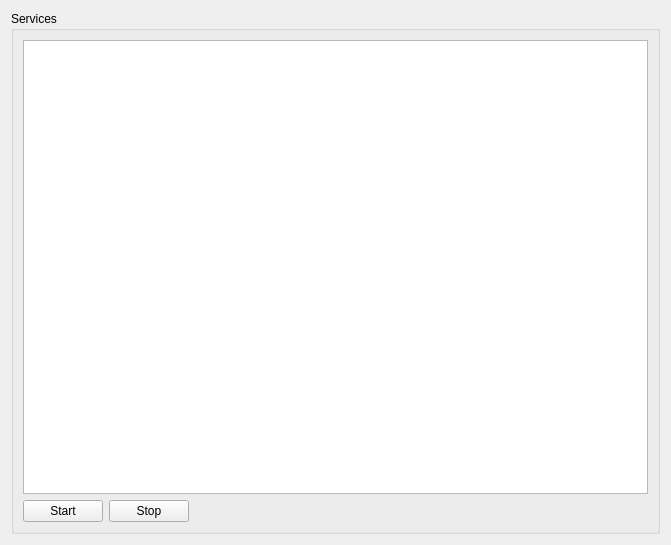
Above: branches/ahenk/2.0/beyza.ermis/ahenk/lider/lider/plugins/plugin_services/services.ui from pars-linux/uludag before the change. Below: the same form after it.
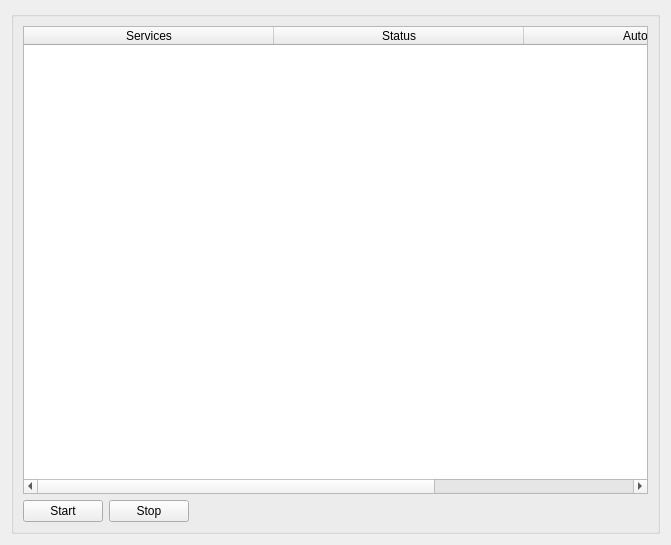
That is the form after the change. Icons and pictures are not drawn.

```diff
--- a/branches/ahenk/2.0/beyza.ermis/ahenk/lider/lider/plugins/plugin_services/services.ui
+++ b/branches/ahenk/2.0/beyza.ermis/ahenk/lider/lider/plugins/plugin_services/services.ui
@@ -21,20 +21,17 @@
    <item row="0" column="0" rowspan="2">
     <widget class="QGroupBox" name="groupBox">
      <property name="title">
-      <string>Services</string>
+      <string/>
      </property>
      <layout class="QGridLayout" name="gridLayout_8">
-      <item row="0" column="0" colspan="3">
-       <widget class="QListWidget" name="listServices"/>
-      </item>
-      <item row="2" column="0">
+      <item row="1" column="0">
        <widget class="QPushButton" name="pushStart">
         <property name="text">
          <string>Start</string>
         </property>
        </widget>
       </item>
-      <item row="2" column="2">
+      <item row="1" column="2">
        <spacer name="horizontalSpacer">
         <property name="orientation">
          <enum>Qt::Horizontal</enum>
@@ -47,13 +44,101 @@
         </property>
        </spacer>
       </item>
-      <item row="2" column="1">
+      <item row="1" column="1">
        <widget class="QPushButton" name="pushStop">
         <property name="text">
          <string>Stop</string>
         </property>
        </widget>
       </item>
+      <item row="0" column="0" colspan="3">
+       <widget class="QTableWidget" name="tableWidget">
+        <property name="minimumSize">
+         <size>
+          <width>500</width>
+          <height>50</height>
+         </size>
+        </property>
+        <property name="baseSize">
+         <size>
+          <width>0</width>
+          <height>0</height>
+         </size>
+        </property>
+        <property name="gridStyle">
+         <enum>Qt::SolidLine</enum>
+        </property>
+        <property name="sortingEnabled">
+         <bool>true</bool>
+        </property>
+        <property name="columnCount">
+         <number>3</number>
+        </property>
+        <attribute name="horizontalHeaderVisible">
+         <bool>true</bool>
+        </attribute>
+        <attribute name="horizontalHeaderCascadingSectionResizes">
+         <bool>true</bool>
+        </attribute>
+        <attribute name="horizontalHeaderDefaultSectionSize">
+         <number>250</number>
+        </attribute>
+        <attribute name="horizontalHeaderHighlightSections">
+         <bool>true</bool>
+        </attribute>
+        <attribute name="horizontalHeaderMinimumSectionSize">
+         <number>50</number>
+        </attribute>
+        <attribute name="horizontalHeaderShowSortIndicator" stdset="0">
+         <bool>true</bool>
+        </attribute>
+        <attribute name="horizontalHeaderStretchLastSection">
+         <bool>true</bool>
+        </attribute>
+        <attribute name="verticalHeaderStretchLastSection">
+         <bool>false</bool>
+        </attribute>
+        <attribute name="horizontalHeaderShowSortIndicator" stdset="0">
+         <bool>true</bool>
+        </attribute>
+        <attribute name="horizontalHeaderStretchLastSection">
+         <bool>true</bool>
+        </attribute>
+        <attribute name="horizontalHeaderCascadingSectionResizes">
+         <bool>true</bool>
+        </attribute>
+        <attribute name="horizontalHeaderVisible">
+         <bool>true</bool>
+        </attribute>
+        <attribute name="horizontalHeaderMinimumSectionSize">
+         <number>50</number>
+        </attribute>
+        <attribute name="horizontalHeaderHighlightSections">
+         <bool>true</bool>
+        </attribute>
+        <attribute name="verticalHeaderStretchLastSection">
+         <bool>false</bool>
+        </attribute>
+        <attribute name="horizontalHeaderDefaultSectionSize">
+         <number>250</number>
+        </attribute>
+        <column>
+         <property name="text">
+          <string>Services</string>
+         </property>
+        </column>
+        <column>
+         <property name="text">
+          <string>Status</string>
+         </property>
+        </column>
+        <column>
+         <property name="text">
+          <string>Auto-start</string>
+         </property>
+        </column>
+       </widget>
+      </item>
      </layout>
     </widget>
    </item>
```
